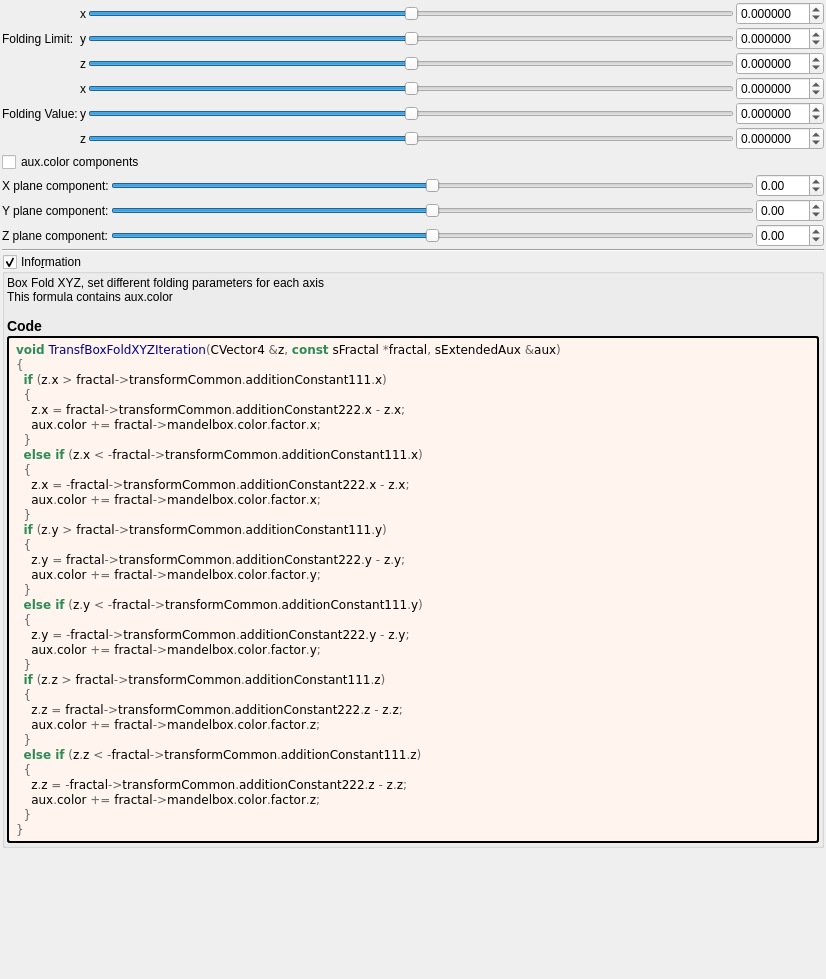
buddhi1980/mandelbulber2, file mandelbulber2/formula/ui/fractal_transf_box_fold_xyz.ui: the form before one commit.
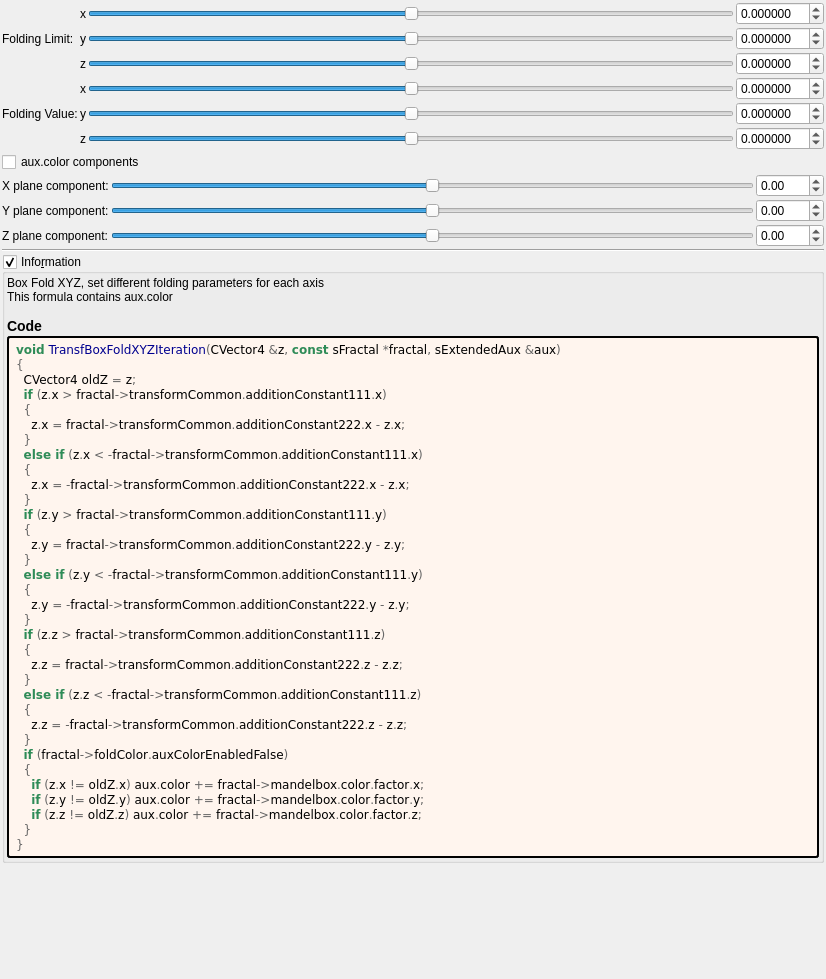
The form after the commit. Custom widgets are drawn as their Qt base class.

```diff
--- a/mandelbulber2/formula/ui/fractal_transf_box_fold_xyz.ui
+++ b/mandelbulber2/formula/ui/fractal_transf_box_fold_xyz.ui
@@ -638,35 +638,36 @@
          <string notr="true">&lt;body style=&quot;background-color:#fff5ee&quot;&gt;
 &lt;pre style=&quot;color:#000000; background-color:#fff5ee;  font-family:'Courier New',monospace;&quot;&gt;&lt;span style=&quot;color:#2e8b57; font-weight:bold&quot;&gt;void&lt;/span&gt; &lt;span style=&quot;color:#00008f&quot;&gt;TransfBoxFoldXYZIteration&lt;/span&gt;&lt;span style=&quot;color:#676767&quot;&gt;(&lt;/span&gt;CVector4 &lt;span style=&quot;color:#676767&quot;&gt;&amp;amp;&lt;/span&gt;z&lt;span style=&quot;color:#676767&quot;&gt;,&lt;/span&gt; &lt;span style=&quot;color:#2e8b57; font-weight:bold&quot;&gt;const&lt;/span&gt; sFractal &lt;span style=&quot;color:#676767&quot;&gt;*&lt;/span&gt;fractal&lt;span style=&quot;color:#676767&quot;&gt;,&lt;/span&gt; sExtendedAux &lt;span style=&quot;color:#676767&quot;&gt;&amp;amp;&lt;/span&gt;aux&lt;span style=&quot;color:#676767&quot;&gt;)&lt;/span&gt;
 &lt;span style=&quot;color:#676767&quot;&gt;{&lt;/span&gt;
+  CVector4 oldZ &lt;span style=&quot;color:#676767&quot;&gt;=&lt;/span&gt; z&lt;span style=&quot;color:#676767&quot;&gt;;&lt;/span&gt;
   &lt;span style=&quot;color:#2e8b57; font-weight:bold&quot;&gt;if&lt;/span&gt; &lt;span style=&quot;color:#676767&quot;&gt;(&lt;/span&gt;z&lt;span style=&quot;color:#676767&quot;&gt;.&lt;/span&gt;x &lt;span style=&quot;color:#676767&quot;&gt;&amp;gt;&lt;/span&gt; fractal&lt;span style=&quot;color:#676767&quot;&gt;-&amp;gt;&lt;/span&gt;transformCommon&lt;span style=&quot;color:#676767&quot;&gt;.&lt;/span&gt;additionConstant111&lt;span style=&quot;color:#676767&quot;&gt;.&lt;/span&gt;x&lt;span style=&quot;color:#676767&quot;&gt;)&lt;/span&gt;
   &lt;span style=&quot;color:#676767&quot;&gt;{&lt;/span&gt;
     z&lt;span style=&quot;color:#676767&quot;&gt;.&lt;/span&gt;x &lt;span style=&quot;color:#676767&quot;&gt;=&lt;/span&gt; fractal&lt;span style=&quot;color:#676767&quot;&gt;-&amp;gt;&lt;/span&gt;transformCommon&lt;span style=&quot;color:#676767&quot;&gt;.&lt;/span&gt;additionConstant222&lt;span style=&quot;color:#676767&quot;&gt;.&lt;/span&gt;x &lt;span style=&quot;color:#676767&quot;&gt;-&lt;/span&gt; z&lt;span style=&quot;color:#676767&quot;&gt;.&lt;/span&gt;x&lt;span style=&quot;color:#676767&quot;&gt;;&lt;/span&gt;
-    aux&lt;span style=&quot;color:#676767&quot;&gt;.&lt;/span&gt;color &lt;span style=&quot;color:#676767&quot;&gt;+=&lt;/span&gt; fractal&lt;span style=&quot;color:#676767&quot;&gt;-&amp;gt;&lt;/span&gt;mandelbox&lt;span style=&quot;color:#676767&quot;&gt;.&lt;/span&gt;color&lt;span style=&quot;color:#676767&quot;&gt;.&lt;/span&gt;factor&lt;span style=&quot;color:#676767&quot;&gt;.&lt;/span&gt;x&lt;span style=&quot;color:#676767&quot;&gt;;&lt;/span&gt;
   &lt;span style=&quot;color:#676767&quot;&gt;}&lt;/span&gt;
   &lt;span style=&quot;color:#2e8b57; font-weight:bold&quot;&gt;else if&lt;/span&gt; &lt;span style=&quot;color:#676767&quot;&gt;(&lt;/span&gt;z&lt;span style=&quot;color:#676767&quot;&gt;.&lt;/span&gt;x &lt;span style=&quot;color:#676767&quot;&gt;&amp;lt; -&lt;/span&gt;fractal&lt;span style=&quot;color:#676767&quot;&gt;-&amp;gt;&lt;/span&gt;transformCommon&lt;span style=&quot;color:#676767&quot;&gt;.&lt;/span&gt;additionConstant111&lt;span style=&quot;color:#676767&quot;&gt;.&lt;/span&gt;x&lt;span style=&quot;color:#676767&quot;&gt;)&lt;/span&gt;
   &lt;span style=&quot;color:#676767&quot;&gt;{&lt;/span&gt;
     z&lt;span style=&quot;color:#676767&quot;&gt;.&lt;/span&gt;x &lt;span style=&quot;color:#676767&quot;&gt;= -&lt;/span&gt;fractal&lt;span style=&quot;color:#676767&quot;&gt;-&amp;gt;&lt;/span&gt;transformCommon&lt;span style=&quot;color:#676767&quot;&gt;.&lt;/span&gt;additionConstant222&lt;span style=&quot;color:#676767&quot;&gt;.&lt;/span&gt;x &lt;span style=&quot;color:#676767&quot;&gt;-&lt;/span&gt; z&lt;span style=&quot;color:#676767&quot;&gt;.&lt;/span&gt;x&lt;span style=&quot;color:#676767&quot;&gt;;&lt;/span&gt;
-    aux&lt;span style=&quot;color:#676767&quot;&gt;.&lt;/span&gt;color &lt;span style=&quot;color:#676767&quot;&gt;+=&lt;/span&gt; fractal&lt;span style=&quot;color:#676767&quot;&gt;-&amp;gt;&lt;/span&gt;mandelbox&lt;span style=&quot;color:#676767&quot;&gt;.&lt;/span&gt;color&lt;span style=&quot;color:#676767&quot;&gt;.&lt;/span&gt;factor&lt;span style=&quot;color:#676767&quot;&gt;.&lt;/span&gt;x&lt;span style=&quot;color:#676767&quot;&gt;;&lt;/span&gt;
   &lt;span style=&quot;color:#676767&quot;&gt;}&lt;/span&gt;
   &lt;span style=&quot;color:#2e8b57; font-weight:bold&quot;&gt;if&lt;/span&gt; &lt;span style=&quot;color:#676767&quot;&gt;(&lt;/span&gt;z&lt;span style=&quot;color:#676767&quot;&gt;.&lt;/span&gt;y &lt;span style=&quot;color:#676767&quot;&gt;&amp;gt;&lt;/span&gt; fractal&lt;span style=&quot;color:#676767&quot;&gt;-&amp;gt;&lt;/span&gt;transformCommon&lt;span style=&quot;color:#676767&quot;&gt;.&lt;/span&gt;additionConstant111&lt;span style=&quot;color:#676767&quot;&gt;.&lt;/span&gt;y&lt;span style=&quot;color:#676767&quot;&gt;)&lt;/span&gt;
   &lt;span style=&quot;color:#676767&quot;&gt;{&lt;/span&gt;
     z&lt;span style=&quot;color:#676767&quot;&gt;.&lt;/span&gt;y &lt;span style=&quot;color:#676767&quot;&gt;=&lt;/span&gt; fractal&lt;span style=&quot;color:#676767&quot;&gt;-&amp;gt;&lt;/span&gt;transformCommon&lt;span style=&quot;color:#676767&quot;&gt;.&lt;/span&gt;additionConstant222&lt;span style=&quot;color:#676767&quot;&gt;.&lt;/span&gt;y &lt;span style=&quot;color:#676767&quot;&gt;-&lt;/span&gt; z&lt;span style=&quot;color:#676767&quot;&gt;.&lt;/span&gt;y&lt;span style=&quot;color:#676767&quot;&gt;;&lt;/span&gt;
-    aux&lt;span style=&quot;color:#676767&quot;&gt;.&lt;/span&gt;color &lt;span style=&quot;color:#676767&quot;&gt;+=&lt;/span&gt; fractal&lt;span style=&quot;color:#676767&quot;&gt;-&amp;gt;&lt;/span&gt;mandelbox&lt;span style=&quot;color:#676767&quot;&gt;.&lt;/span&gt;color&lt;span style=&quot;color:#676767&quot;&gt;.&lt;/span&gt;factor&lt;span style=&quot;color:#676767&quot;&gt;.&lt;/span&gt;y&lt;span style=&quot;color:#676767&quot;&gt;;&lt;/span&gt;
   &lt;span style=&quot;color:#676767&quot;&gt;}&lt;/span&gt;
   &lt;span style=&quot;color:#2e8b57; font-weight:bold&quot;&gt;else if&lt;/span&gt; &lt;span style=&quot;color:#676767&quot;&gt;(&lt;/span&gt;z&lt;span style=&quot;color:#676767&quot;&gt;.&lt;/span&gt;y &lt;span style=&quot;color:#676767&quot;&gt;&amp;lt; -&lt;/span&gt;fractal&lt;span style=&quot;color:#676767&quot;&gt;-&amp;gt;&lt;/span&gt;transformCommon&lt;span style=&quot;color:#676767&quot;&gt;.&lt;/span&gt;additionConstant111&lt;span style=&quot;color:#676767&quot;&gt;.&lt;/span&gt;y&lt;span style=&quot;color:#676767&quot;&gt;)&lt;/span&gt;
   &lt;span style=&quot;color:#676767&quot;&gt;{&lt;/span&gt;
     z&lt;span style=&quot;color:#676767&quot;&gt;.&lt;/span&gt;y &lt;span style=&quot;color:#676767&quot;&gt;= -&lt;/span&gt;fractal&lt;span style=&quot;color:#676767&quot;&gt;-&amp;gt;&lt;/span&gt;transformCommon&lt;span style=&quot;color:#676767&quot;&gt;.&lt;/span&gt;additionConstant222&lt;span style=&quot;color:#676767&quot;&gt;.&lt;/span&gt;y &lt;span style=&quot;color:#676767&quot;&gt;-&lt;/span&gt; z&lt;span style=&quot;color:#676767&quot;&gt;.&lt;/span&gt;y&lt;span style=&quot;color:#676767&quot;&gt;;&lt;/span&gt;
-    aux&lt;span style=&quot;color:#676767&quot;&gt;.&lt;/span&gt;color &lt;span style=&quot;color:#676767&quot;&gt;+=&lt;/span&gt; fractal&lt;span style=&quot;color:#676767&quot;&gt;-&amp;gt;&lt;/span&gt;mandelbox&lt;span style=&quot;color:#676767&quot;&gt;.&lt;/span&gt;color&lt;span style=&quot;color:#676767&quot;&gt;.&lt;/span&gt;factor&lt;span style=&quot;color:#676767&quot;&gt;.&lt;/span&gt;y&lt;span style=&quot;color:#676767&quot;&gt;;&lt;/span&gt;
   &lt;span style=&quot;color:#676767&quot;&gt;}&lt;/span&gt;
   &lt;span style=&quot;color:#2e8b57; font-weight:bold&quot;&gt;if&lt;/span&gt; &lt;span style=&quot;color:#676767&quot;&gt;(&lt;/span&gt;z&lt;span style=&quot;color:#676767&quot;&gt;.&lt;/span&gt;z &lt;span style=&quot;color:#676767&quot;&gt;&amp;gt;&lt;/span&gt; fractal&lt;span style=&quot;color:#676767&quot;&gt;-&amp;gt;&lt;/span&gt;transformCommon&lt;span style=&quot;color:#676767&quot;&gt;.&lt;/span&gt;additionConstant111&lt;span style=&quot;color:#676767&quot;&gt;.&lt;/span&gt;z&lt;span style=&quot;color:#676767&quot;&gt;)&lt;/span&gt;
   &lt;span style=&quot;color:#676767&quot;&gt;{&lt;/span&gt;
     z&lt;span style=&quot;color:#676767&quot;&gt;.&lt;/span&gt;z &lt;span style=&quot;color:#676767&quot;&gt;=&lt;/span&gt; fractal&lt;span style=&quot;color:#676767&quot;&gt;-&amp;gt;&lt;/span&gt;transformCommon&lt;span style=&quot;color:#676767&quot;&gt;.&lt;/span&gt;additionConstant222&lt;span style=&quot;color:#676767&quot;&gt;.&lt;/span&gt;z &lt;span style=&quot;color:#676767&quot;&gt;-&lt;/span&gt; z&lt;span style=&quot;color:#676767&quot;&gt;.&lt;/span&gt;z&lt;span style=&quot;color:#676767&quot;&gt;;&lt;/span&gt;
-    aux&lt;span style=&quot;color:#676767&quot;&gt;.&lt;/span&gt;color &lt;span style=&quot;color:#676767&quot;&gt;+=&lt;/span&gt; fractal&lt;span style=&quot;color:#676767&quot;&gt;-&amp;gt;&lt;/span&gt;mandelbox&lt;span style=&quot;color:#676767&quot;&gt;.&lt;/span&gt;color&lt;span style=&quot;color:#676767&quot;&gt;.&lt;/span&gt;factor&lt;span style=&quot;color:#676767&quot;&gt;.&lt;/span&gt;z&lt;span style=&quot;color:#676767&quot;&gt;;&lt;/span&gt;
   &lt;span style=&quot;color:#676767&quot;&gt;}&lt;/span&gt;
   &lt;span style=&quot;color:#2e8b57; font-weight:bold&quot;&gt;else if&lt;/span&gt; &lt;span style=&quot;color:#676767&quot;&gt;(&lt;/span&gt;z&lt;span style=&quot;color:#676767&quot;&gt;.&lt;/span&gt;z &lt;span style=&quot;color:#676767&quot;&gt;&amp;lt; -&lt;/span&gt;fractal&lt;span style=&quot;color:#676767&quot;&gt;-&amp;gt;&lt;/span&gt;transformCommon&lt;span style=&quot;color:#676767&quot;&gt;.&lt;/span&gt;additionConstant111&lt;span style=&quot;color:#676767&quot;&gt;.&lt;/span&gt;z&lt;span style=&quot;color:#676767&quot;&gt;)&lt;/span&gt;
   &lt;span style=&quot;color:#676767&quot;&gt;{&lt;/span&gt;
     z&lt;span style=&quot;color:#676767&quot;&gt;.&lt;/span&gt;z &lt;span style=&quot;color:#676767&quot;&gt;= -&lt;/span&gt;fractal&lt;span style=&quot;color:#676767&quot;&gt;-&amp;gt;&lt;/span&gt;transformCommon&lt;span style=&quot;color:#676767&quot;&gt;.&lt;/span&gt;additionConstant222&lt;span style=&quot;color:#676767&quot;&gt;.&lt;/span&gt;z &lt;span style=&quot;color:#676767&quot;&gt;-&lt;/span&gt; z&lt;span style=&quot;color:#676767&quot;&gt;.&lt;/span&gt;z&lt;span style=&quot;color:#676767&quot;&gt;;&lt;/span&gt;
-    aux&lt;span style=&quot;color:#676767&quot;&gt;.&lt;/span&gt;color &lt;span style=&quot;color:#676767&quot;&gt;+=&lt;/span&gt; fractal&lt;span style=&quot;color:#676767&quot;&gt;-&amp;gt;&lt;/span&gt;mandelbox&lt;span style=&quot;color:#676767&quot;&gt;.&lt;/span&gt;color&lt;span style=&quot;color:#676767&quot;&gt;.&lt;/span&gt;factor&lt;span style=&quot;color:#676767&quot;&gt;.&lt;/span&gt;z&lt;span style=&quot;color:#676767&quot;&gt;;&lt;/span&gt;
+  &lt;span style=&quot;color:#676767&quot;&gt;}&lt;/span&gt;
+  &lt;span style=&quot;color:#2e8b57; font-weight:bold&quot;&gt;if&lt;/span&gt; &lt;span style=&quot;color:#676767&quot;&gt;(&lt;/span&gt;fractal&lt;span style=&quot;color:#676767&quot;&gt;-&amp;gt;&lt;/span&gt;foldColor&lt;span style=&quot;color:#676767&quot;&gt;.&lt;/span&gt;auxColorEnabledFalse&lt;span style=&quot;color:#676767&quot;&gt;)&lt;/span&gt;
+  &lt;span style=&quot;color:#676767&quot;&gt;{&lt;/span&gt;
+    &lt;span style=&quot;color:#2e8b57; font-weight:bold&quot;&gt;if&lt;/span&gt; &lt;span style=&quot;color:#676767&quot;&gt;(&lt;/span&gt;z&lt;span style=&quot;color:#676767&quot;&gt;.&lt;/span&gt;x &lt;span style=&quot;color:#676767&quot;&gt;!=&lt;/span&gt; oldZ&lt;span style=&quot;color:#676767&quot;&gt;.&lt;/span&gt;x&lt;span style=&quot;color:#676767&quot;&gt;)&lt;/span&gt; aux&lt;span style=&quot;color:#676767&quot;&gt;.&lt;/span&gt;color &lt;span style=&quot;color:#676767&quot;&gt;+=&lt;/span&gt; fractal&lt;span style=&quot;color:#676767&quot;&gt;-&amp;gt;&lt;/span&gt;mandelbox&lt;span style=&quot;color:#676767&quot;&gt;.&lt;/span&gt;color&lt;span style=&quot;color:#676767&quot;&gt;.&lt;/span&gt;factor&lt;span style=&quot;color:#676767&quot;&gt;.&lt;/span&gt;x&lt;span style=&quot;color:#676767&quot;&gt;;&lt;/span&gt;
+    &lt;span style=&quot;color:#2e8b57; font-weight:bold&quot;&gt;if&lt;/span&gt; &lt;span style=&quot;color:#676767&quot;&gt;(&lt;/span&gt;z&lt;span style=&quot;color:#676767&quot;&gt;.&lt;/span&gt;y &lt;span style=&quot;color:#676767&quot;&gt;!=&lt;/span&gt; oldZ&lt;span style=&quot;color:#676767&quot;&gt;.&lt;/span&gt;y&lt;span style=&quot;color:#676767&quot;&gt;)&lt;/span&gt; aux&lt;span style=&quot;color:#676767&quot;&gt;.&lt;/span&gt;color &lt;span style=&quot;color:#676767&quot;&gt;+=&lt;/span&gt; fractal&lt;span style=&quot;color:#676767&quot;&gt;-&amp;gt;&lt;/span&gt;mandelbox&lt;span style=&quot;color:#676767&quot;&gt;.&lt;/span&gt;color&lt;span style=&quot;color:#676767&quot;&gt;.&lt;/span&gt;factor&lt;span style=&quot;color:#676767&quot;&gt;.&lt;/span&gt;y&lt;span style=&quot;color:#676767&quot;&gt;;&lt;/span&gt;
+    &lt;span style=&quot;color:#2e8b57; font-weight:bold&quot;&gt;if&lt;/span&gt; &lt;span style=&quot;color:#676767&quot;&gt;(&lt;/span&gt;z&lt;span style=&quot;color:#676767&quot;&gt;.&lt;/span&gt;z &lt;span style=&quot;color:#676767&quot;&gt;!=&lt;/span&gt; oldZ&lt;span style=&quot;color:#676767&quot;&gt;.&lt;/span&gt;z&lt;span style=&quot;color:#676767&quot;&gt;)&lt;/span&gt; aux&lt;span style=&quot;color:#676767&quot;&gt;.&lt;/span&gt;color &lt;span style=&quot;color:#676767&quot;&gt;+=&lt;/span&gt; fractal&lt;span style=&quot;color:#676767&quot;&gt;-&amp;gt;&lt;/span&gt;mandelbox&lt;span style=&quot;color:#676767&quot;&gt;.&lt;/span&gt;color&lt;span style=&quot;color:#676767&quot;&gt;.&lt;/span&gt;factor&lt;span style=&quot;color:#676767&quot;&gt;.&lt;/span&gt;z&lt;span style=&quot;color:#676767&quot;&gt;;&lt;/span&gt;
   &lt;span style=&quot;color:#676767&quot;&gt;}&lt;/span&gt;
 &lt;span style=&quot;color:#676767&quot;&gt;}&lt;/span&gt;
 &lt;/pre&gt;
```
Left out of the diff: 8 changed lines with no effect on the pictures. Lines whose indentation alone changed are shown as unchanged.
